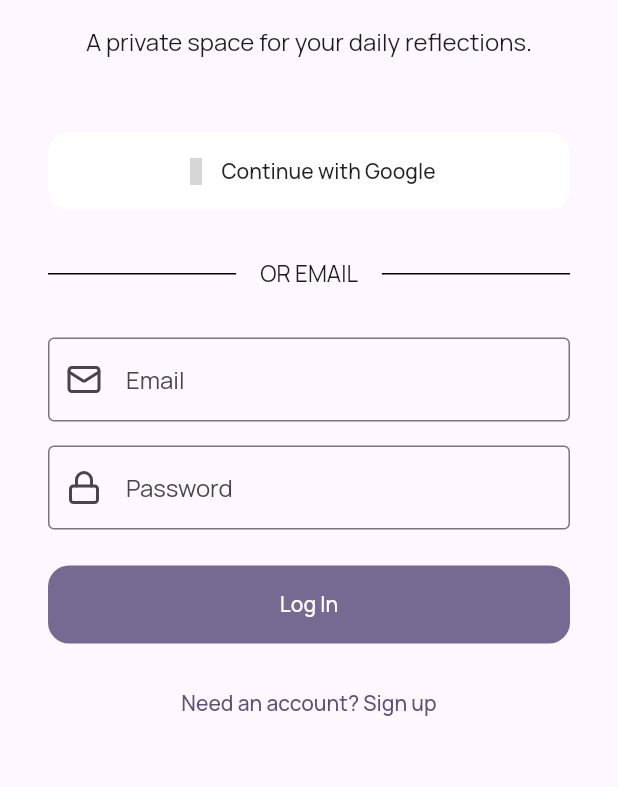
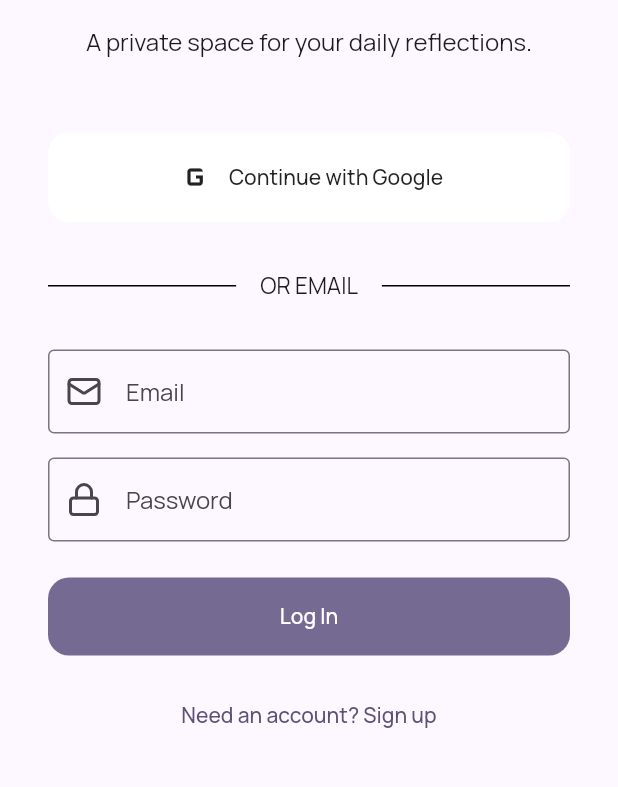
Before and after one commit to Syed-Saleh-Programmer/dusk, a Flutter app: the screen it shows after launch, on a phone screen of 412 x 824 dp, the part 330-1117 px from its top. Run offline on Flutter 3.47's test engine with Material 3 defaults, Android fonts, the phone set to English and light mode, and no system bars; drawn by our look-alikes of flutter_animate; our stand-ins replace flutter_local_notifications, google_fonts, google_sign_in, image_picker, lucide_icons_flutter, sqflite and 2 more; missing offline and left inert: record; accounts and stored records are empty; grey boxes are pictures that could not be loaded.

Commit message:
fix: replace deprecated lucide_icons package and fix android build

```diff
--- a/lib/ui/screens/auth_screen.dart
+++ b/lib/ui/screens/auth_screen.dart
@@ -1,6 +1,6 @@
 import 'package:flutter/material.dart';
 import 'package:flutter_animate/flutter_animate.dart';
-import 'package:lucide_icons/lucide_icons.dart';
+import 'package:lucide_icons_flutter/lucide_icons.dart';
 import 'package:supabase_flutter/supabase_flutter.dart';
 import 'package:google_sign_in/google_sign_in.dart';
 import '../../services/supabase_service.dart';
@@ -119,7 +119,7 @@ class _AuthScreenState extends State<AuthScreen> {
               // Google Sign In Button
               ElevatedButton.icon(
                 onPressed: _isLoading ? null : _submitGoogleSignIn,
-                icon: const Icon(LucideIcons.chrome),
+                icon: const Icon(Icons.g_mobiledata, size: 28),
                 label: const Text('Continue with Google'),
                 style: ElevatedButton.styleFrom(
                   backgroundColor: Colors.white,
--- a/lib/ui/screens/capture_screen.dart
+++ b/lib/ui/screens/capture_screen.dart
@@ -1,6 +1,6 @@
 import 'package:flutter/material.dart';
+import 'package:lucide_icons_flutter/lucide_icons.dart';
 import 'package:flutter_animate/flutter_animate.dart';
-import 'package:lucide_icons/lucide_icons.dart';
 import 'package:record/record.dart';
 import 'package:image_picker/image_picker.dart';
 import 'package:path_provider/path_provider.dart';
@@ -58,7 +58,7 @@ class _CaptureScreenState extends State<CaptureScreen> {
           children: [
             ElevatedButton.icon(
               onPressed: _saveTextDump,
-              icon: const Icon(LucideIcons.send),
+              icon: Icon(LucideIcons.send),
               label: const Text('Save'),
             ),
           ],
--- a/pubspec.yaml
+++ b/pubspec.yaml
@@ -48,7 +48,7 @@ dependencies:
   timezone: ^0.11.1
   google_sign_in: 6.2.1
   flutter_animate: ^4.5.2
-  lucide_icons: ^0.257.0
+  lucide_icons_flutter: ^3.1.20
 
 dev_dependencies:
   flutter_test:
```
Also changed, not shown: pubspec.lock.
